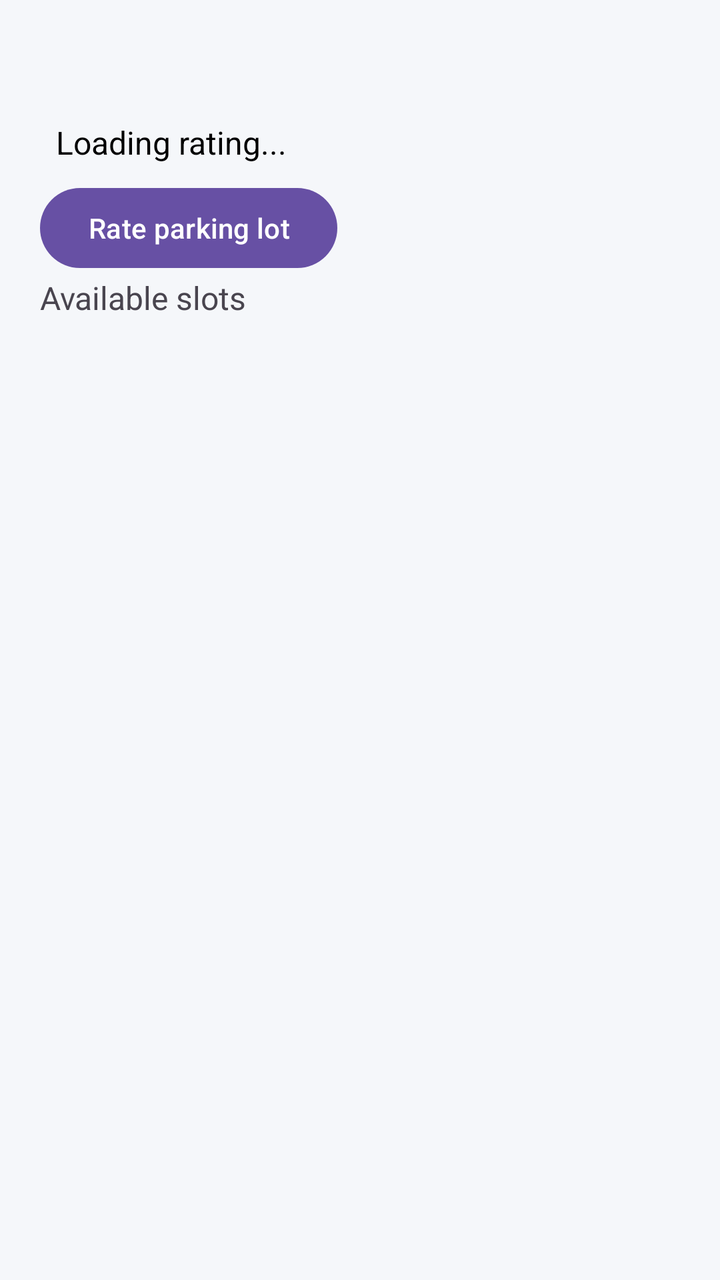
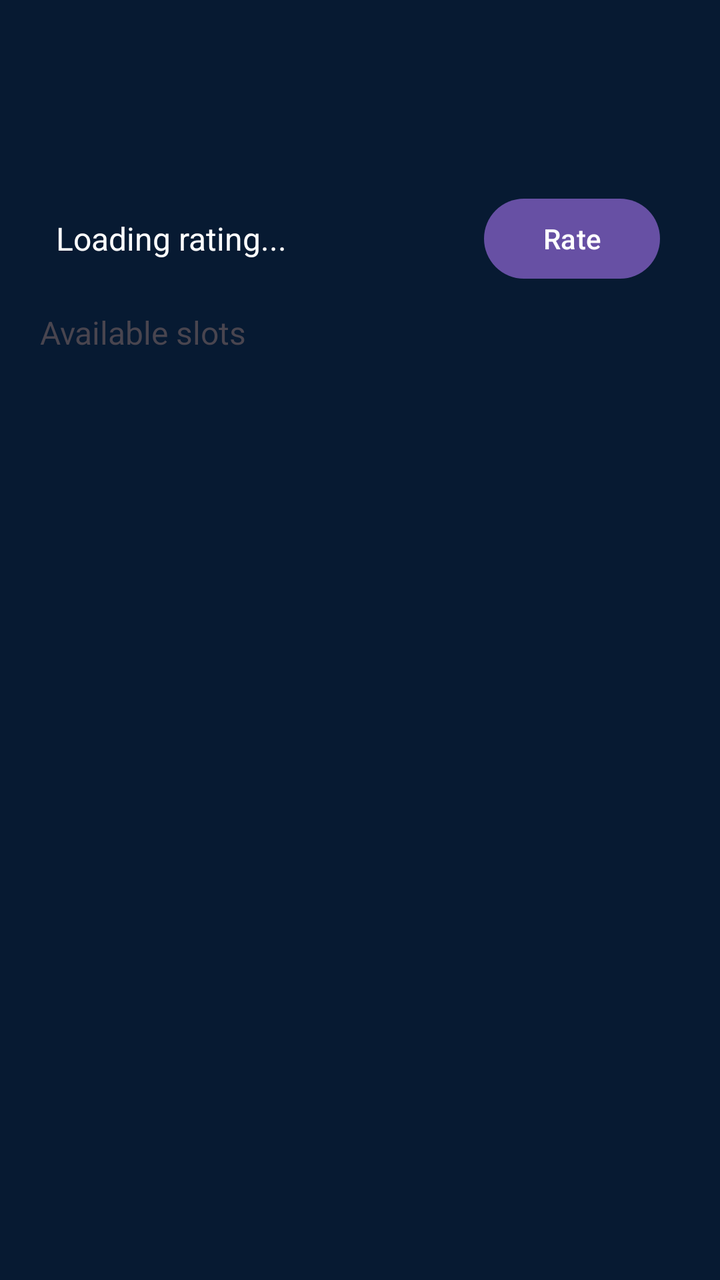

Screens rendered from an Android XML layout before and after an edit, with the pre-edit source and the edit as a unified diff.
<!-- AndroidManifest.xml: application theme Theme.ParkingSlotFinder -->
<!-- res/layout/activity_slots.xml -->
<?xml version="1.0" encoding="utf-8"?>
<LinearLayout xmlns:android="http://schemas.android.com/apk/res/android"
    android:orientation="vertical" android:padding="20dp" android:background="#F5F7FA"
    android:layout_width="match_parent" android:layout_height="match_parent">

    <TextView android:id="@+id/title" android:layout_width="match_parent" android:layout_height="wrap_content"
        android:textSize="24sp" android:textStyle="bold" android:textColor="#071A32"/>
    <TextView
        android:id="@+id/ratingText"
        android:layout_width="match_parent"
        android:layout_height="wrap_content"
        android:padding="8dp"
        android:text="Loading rating..."
        android:textSize="16sp"
        android:textColor="#000000" />

    <Button
        android:id="@+id/rateParkingButton"
        android:layout_width="wrap_content"
        android:layout_height="wrap_content"
        android:text="Rate parking lot" />

    <TextView android:layout_width="match_parent" android:layout_height="wrap_content"
        android:text="Available slots" android:textSize="16sp" android:paddingBottom="12dp"/>

    <ScrollView android:layout_width="match_parent" android:layout_height="0dp" android:layout_weight="1">
        <LinearLayout android:id="@+id/slotList" android:orientation="vertical"
            android:layout_width="match_parent" android:layout_height="wrap_content"/>
    </ScrollView>
</LinearLayout>
<!-- resources referenced by this layout -->
<resources>
  <style name="Theme.ParkingSlotFinder" parent="Base.Theme.ParkingSlotFinder" />
  <style name="Base.Theme.ParkingSlotFinder" parent="Theme.Material3.DayNight.NoActionBar">
          
          
      </style>
</resources>

<!-- the commit's change to res/layout/activity_slots.xml (unified diff, before → after) -->
@@ -1,24 +1,57 @@
 <?xml version="1.0" encoding="utf-8"?>
 <LinearLayout xmlns:android="http://schemas.android.com/apk/res/android"
-    android:orientation="vertical" android:padding="20dp" android:background="#F5F7FA"
+    android:orientation="vertical" android:padding="20dp" android:background="#071A32"
     android:layout_width="match_parent" android:layout_height="match_parent">
 
-    <TextView android:id="@+id/title" android:layout_width="match_parent" android:layout_height="wrap_content"
-        android:textSize="24sp" android:textStyle="bold" android:textColor="#071A32"/>
+    
     <TextView
-        android:id="@+id/ratingText"
+        android:id="@+id/title"
         android:layout_width="match_parent"
         android:layout_height="wrap_content"
-        android:padding="8dp"
-        android:text="Loading rating..."
-        android:textSize="16sp"
-        android:textColor="#000000" />
+        android:textSize="24sp"
+        android:textStyle="bold"
+        android:textColor="#FFFFFF"
+        android:translationY="20dp"
+        android:layout_marginBottom="8dp" />
 
-    <Button
-        android:id="@+id/rateParkingButton"
-        android:layout_width="wrap_content"
+    
+    <TextView
+        android:id="@+id/addressText"
+        android:layout_width="match_parent"
         android:layout_height="wrap_content"
-        android:text="Rate parking lot" />
+        android:textSize="14sp"
+        android:textColor="#D0D8E5"
+        android:layout_marginTop="4dp"
+        android:layout_marginBottom="12dp"
+        android:translationY="10dp"
+        />
+
+    
+    <LinearLayout
+        android:layout_width="match_parent"
+        android:layout_height="wrap_content"
+        android:orientation="horizontal"
+        android:gravity="center_vertical"
+        android:layout_marginBottom="12dp">
+
+        <TextView
+            android:id="@+id/ratingText"
+            android:layout_width="0dp"
+            android:layout_height="wrap_content"
+            android:layout_weight="1"
+            android:padding="8dp"
+            android:text="Loading rating..."
+            android:textSize="16sp"
+            android:textColor="#FFFFFF" />
+
+        <Button
+            android:id="@+id/rateParkingButton"
+            android:layout_width="wrap_content"
+            android:layout_height="wrap_content"
+            android:text="Rate"
+            android:translationX = "-10dp"/>
+
+    </LinearLayout>
 
     <TextView android:layout_width="match_parent" android:layout_height="wrap_content"
         android:text="Available slots" android:textSize="16sp" android:paddingBottom="12dp"/>
